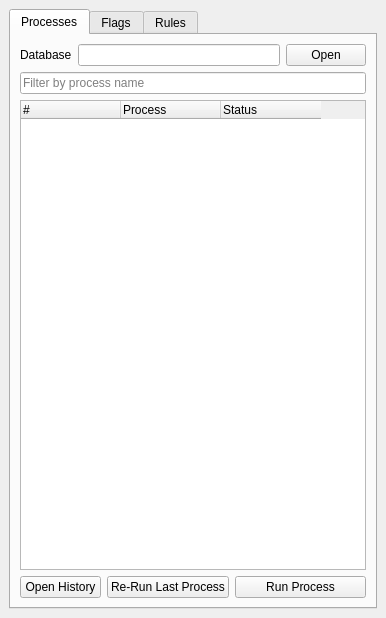
dsgoficial/DsgTools, file ValidationTools/validation_toolbox.ui: the form before one commit.
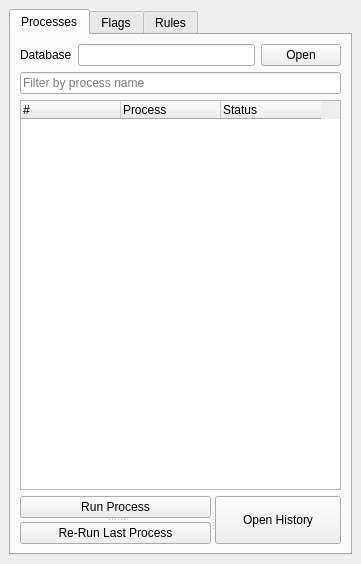
The form after the commit. Custom widgets are drawn as their Qt base class.

Commit message: adjusting horizontal size

What changed in the file:
```diff
--- a/ValidationTools/validation_toolbox.ui
+++ b/ValidationTools/validation_toolbox.ui
@@ -6,8 +6,8 @@
    <rect>
     <x>0</x>
     <y>0</y>
-    <width>386</width>
-    <height>618</height>
+    <width>361</width>
+    <height>564</height>
    </rect>
   </property>
   <property name="windowTitle">
@@ -32,17 +32,24 @@
           </property>
          </widget>
         </item>
-        <item row="3" column="0" colspan="2">
-         <widget class="QPushButton" name="historyButton">
-          <property name="text">
-           <string>Open History</string>
-          </property>
-         </widget>
-        </item>
-        <item row="0" column="1" colspan="4">
+        <item row="0" column="1">
          <widget class="QLineEdit" name="databaseLineEdit"/>
         </item>
-        <item row="2" column="0" colspan="6">
+        <item row="0" column="2">
+         <widget class="QPushButton" name="openDbPushButton">
+          <property name="text">
+           <string>Open</string>
+          </property>
+         </widget>
+        </item>
+        <item row="1" column="0" colspan="3">
+         <widget class="QLineEdit" name="filterLineEdit">
+          <property name="placeholderText">
+           <string>Filter by process name</string>
+          </property>
+         </widget>
+        </item>
+        <item row="2" column="0" colspan="3">
          <widget class="QTreeWidget" name="processTreeWidget">
           <property name="minimumSize">
            <size>
@@ -73,28 +80,15 @@
           </column>
          </widget>
         </item>
-        <item row="0" column="5">
-         <widget class="QPushButton" name="openDbPushButton">
-          <property name="text">
-           <string>Open</string>
+        <item row="3" column="0" colspan="3">
+         <widget class="QSplitter" name="splitter_2">
+          <property name="orientation">
+           <enum>Qt::Horizontal</enum>
           </property>
-         </widget>
-        </item>
-        <item row="1" column="0" colspan="6">
-         <widget class="QLineEdit" name="filterLineEdit">
-          <property name="placeholderText">
-           <string>Filter by process name</string>
-          </property>
-         </widget>
-        </item>
-        <item row="3" column="2">
-         <widget class="QPushButton" name="reRunButton">
-          <property name="text">
-           <string>Re-Run Last Process</string>
-          </property>
-         </widget>
-        </item>
-        <item row="3" column="3" colspan="3">
+          <widget class="QSplitter" name="splitter">
+           <property name="orientation">
+            <enum>Qt::Vertical</enum>
+           </property>
          <widget class="QPushButton" name="runButton">
           <property name="sizePolicy">
            <sizepolicy hsizetype="MinimumExpanding" vsizetype="Fixed">
@@ -105,6 +99,18 @@
           <property name="text">
            <string>Run Process</string>
           </property>
+           </widget>
+           <widget class="QPushButton" name="reRunButton">
+            <property name="text">
+             <string>Re-Run Last Process</string>
+            </property>
+           </widget>
+          </widget>
+          <widget class="QPushButton" name="historyButton">
+           <property name="text">
+            <string>Open History</string>
+           </property>
+          </widget>
          </widget>
         </item>
        </layout>
```
Lines whose indentation alone changed are shown as unchanged.
